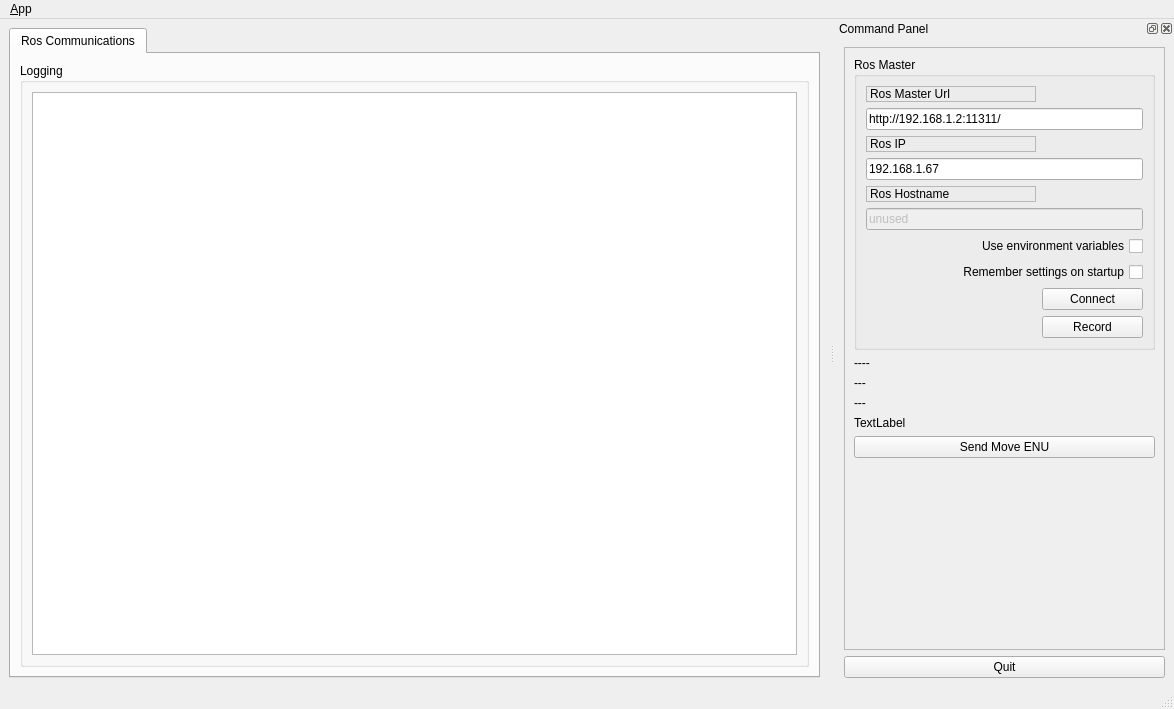
Qt form ui/main_window.ui (LonghaoQian/qt_ground_station) before a commit.
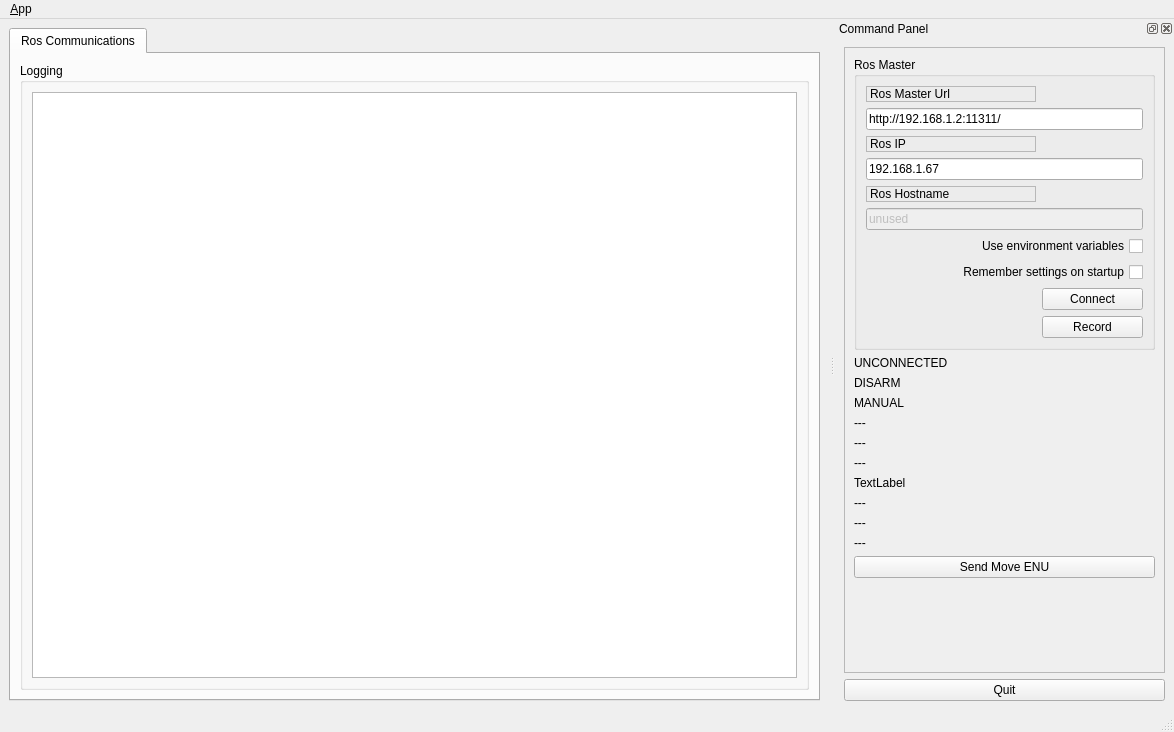
The same form after that commit. Icons and pictures are not drawn.

Commit message: add attitude command and position label

```diff
--- a/ui/main_window.ui
+++ b/ui/main_window.ui
@@ -98,7 +98,7 @@
    <property name="minimumSize">
     <size>
      <width>339</width>
-     <height>586</height>
+     <height>691</height>
     </size>
    </property>
    <property name="allowedAreas">
@@ -262,9 +262,26 @@
          </widget>
         </item>
         <item>
-         <widget class="QLabel" name="display_info">
+         <widget class="QLabel" name="UAV0_connection">
+          <property name="lineWidth">
+           <number>5</number>
+          </property>
           <property name="text">
-           <string>----</string>
+           <string>UNCONNECTED</string>
+          </property>
+         </widget>
+        </item>
+        <item>
+         <widget class="QLabel" name="UAV0_arm">
+          <property name="text">
+           <string>DISARM</string>
+          </property>
+         </widget>
+        </item>
+        <item>
+         <widget class="QLabel" name="UAV0_mode">
+          <property name="text">
+           <string>MANUAL</string>
           </property>
          </widget>
         </item>
@@ -283,12 +300,40 @@
          </widget>
         </item>
         <item>
-         <widget class="QLabel" name="label_6">
+         <widget class="QLabel" name="UAV0_z">
+          <property name="text">
+           <string>---</string>
+          </property>
+         </widget>
+        </item>
+        <item>
+         <widget class="QLabel" name="UAV0_thrust">
           <property name="text">
            <string>TextLabel</string>
           </property>
          </widget>
         </item>
+        <item>
+         <widget class="QLabel" name="UAV0_att_pitch">
+          <property name="text">
+           <string>---</string>
+          </property>
+         </widget>
+        </item>
+        <item>
+         <widget class="QLabel" name="UAV0_att_roll">
+          <property name="text">
+           <string>---</string>
+          </property>
+         </widget>
+        </item>
+        <item>
+         <widget class="QLabel" name="UAV0_att_yaw">
+          <property name="text">
+           <string>---</string>
+          </property>
+         </widget>
+        </item>
         <item>
          <widget class="QPushButton" name="pushButton">
           <property name="text">
```
Left out of the diff: 4 changed lines with no effect on the pictures. The commit also changes 5 other files.
